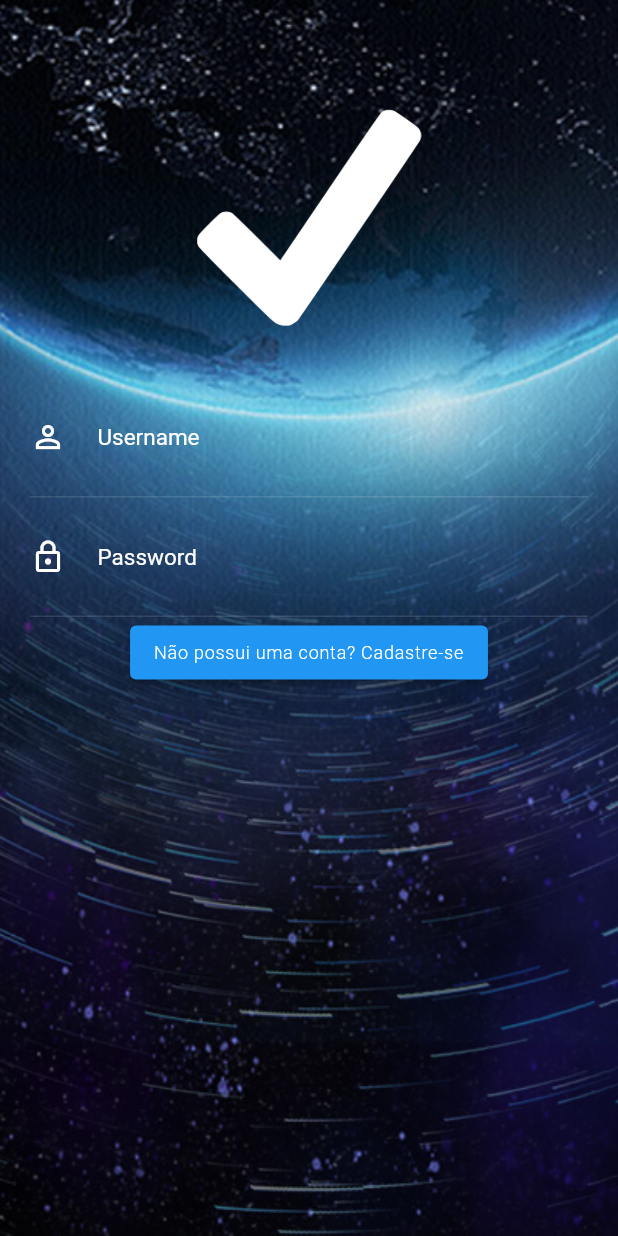
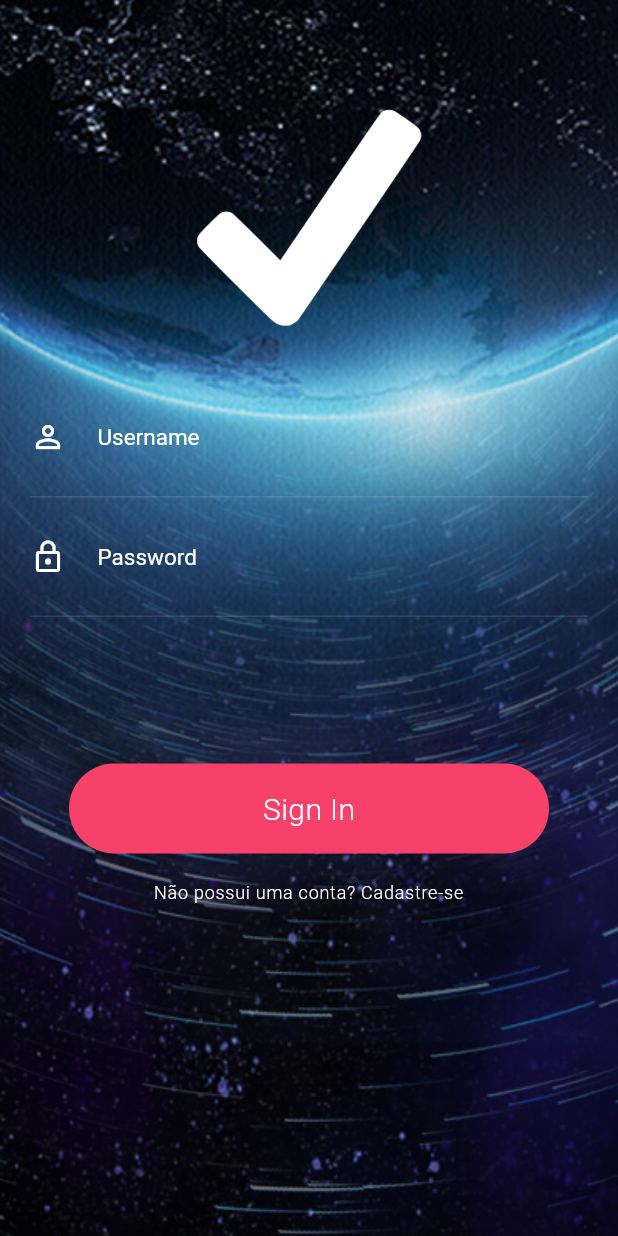
Before and after one commit to itismejao/animated_ui, a Flutter app: the screen it shows after launch, on a phone screen of 412 x 824 dp. Run offline on Flutter 3.47's test engine with Material 2 defaults, Android fonts, the phone set to English and light mode, and no system bars.

Commit message:
animação do botão de sign in

```diff
--- a/lib/screens/login/login_screen.dart
+++ b/lib/screens/login/login_screen.dart
@@ -1,6 +1,8 @@
 import 'package:animated_ui/screens/login/widgets/form_container.dart';
 import 'package:animated_ui/screens/login/widgets/sign_up_button.dart';
+import 'package:animated_ui/screens/login/widgets/stagger_animation.dart';
 import 'package:flutter/material.dart';
+import 'package:flutter/scheduler.dart' show timeDilation;
 
 class LoginScreen extends StatefulWidget {
   const LoginScreen({Key? key}) : super(key: key);
@@ -9,9 +11,27 @@ class LoginScreen extends StatefulWidget {
   State<LoginScreen> createState() => _LoginScreenState();
 }
 
-class _LoginScreenState extends State<LoginScreen> {
+class _LoginScreenState extends State<LoginScreen> with SingleTickerProviderStateMixin{
+
+  late AnimationController _animationController;
+
+  @override
+  void initState() {
+    super.initState();
+
+    _animationController = AnimationController(vsync: this, duration: const Duration(seconds: 2));
+
+  }
+
+  @override
+  void dispose() {
+    _animationController.dispose();
+    super.dispose();
+  }
+
   @override
   Widget build(BuildContext context) {
+    timeDilation = 1;
     return Scaffold(
       body: Container(
         decoration: const BoxDecoration(
@@ -24,6 +44,7 @@ class _LoginScreenState extends State<LoginScreen> {
           padding: EdgeInsets.zero,
           children: [
             Stack(
+              alignment: Alignment.bottomCenter,
               children: [
                 Column(
                   children: [
@@ -38,7 +59,8 @@ class _LoginScreenState extends State<LoginScreen> {
                     const FormContainer(),
                     const SignUpButton()
                   ],
-                )
+                ),
+                StaggerAnimation(controller: _animationController)
               ],
             )
           ],
--- a/lib/screens/login/widgets/sign_up_button.dart
+++ b/lib/screens/login/widgets/sign_up_button.dart
@@ -5,7 +5,9 @@ class SignUpButton extends StatelessWidget {
 
   @override
   Widget build(BuildContext context) {
-    return ElevatedButton(
+    return Padding(
+      padding: const EdgeInsets.only(top: 160),
+      child: TextButton(
         onPressed: (){},
         child: const Text(
           "Não possui uma conta? Cadastre-se",
@@ -17,6 +19,7 @@ class SignUpButton extends StatelessWidget {
             letterSpacing: 0.5
           ),
         ),
+      ),
     );
   }
 }
--- /dev/null
+++ b/lib/screens/login/widgets/stagger_animation.dart
@@ -0,0 +1,90 @@
+import 'package:flutter/material.dart';
+
+class StaggerAnimation extends StatelessWidget {
+
+  final AnimationController controller;
+
+  StaggerAnimation({Key? key, required this.controller}) :
+    buttomSqueeze = Tween(
+      begin: 320.0,
+      end: 60.0
+    ).animate(
+      CurvedAnimation(
+        parent: controller,
+        curve: const Interval(0.0, 0.150),
+      )
+    ),
+    buttomZoomOut = Tween(
+      begin: 60.0,
+      end: 1000.0,
+    ).animate(
+      CurvedAnimation(
+        parent: controller,
+        curve: const Interval(0.5, 1, curve: Curves.bounceOut),
+      )
+    )
+    ,super(key: key);
+
+  final Animation<double> buttomSqueeze;
+
+  final Animation<double> buttomZoomOut;
+
+    Widget _buildAnimation(BuildContext context, Widget? child){
+    return Padding(
+      padding: const EdgeInsets.only(bottom: 50),
+      child: InkWell(
+        onTap: () {
+          controller.forward();
+        },
+        child: buttomZoomOut.value <= 70 ?
+         Container(
+          width: buttomSqueeze.value,
+          height: 60,
+          alignment: Alignment.center,
+          decoration: const BoxDecoration(
+            color: Color.fromRGBO(247, 64, 106, 1),
+            borderRadius: BorderRadius.all(Radius.circular(30.0))
+          ),
+          child: _buildInside(context)
+        )
+        :
+        Container(
+          width: buttomZoomOut.value,
+          height: buttomZoomOut.value,
+          alignment: Alignment.center,
+          decoration: BoxDecoration(
+            color: const Color.fromRGBO(247, 64, 106, 1),
+            shape: buttomZoomOut.value < 500 ? BoxShape.circle : BoxShape.rectangle,
+          ),
+        ),
+      ),
+    );
+  }
+
+  Widget _buildInside(BuildContext context){
+    if(buttomSqueeze.value > 75){
+      return const Text(
+            "Sign In",
+            style: TextStyle(
+              color: Colors.white,
+              fontSize: 20,
+              fontWeight: FontWeight.w300,
+              letterSpacing: 0.3
+            ),
+          );
+    } else {
+      return const CircularProgressIndicator(
+        valueColor:  AlwaysStoppedAnimation<Color>(Colors.white),
+        strokeWidth: 1.0,
+      );
+    }
+  }
+
+  @override
+  Widget build(BuildContext context) {
+    return AnimatedBuilder(
+      builder: _buildAnimation,
+      animation: controller,
+    );
+  }
+}
```
Lines whose indentation alone changed are shown as unchanged.
